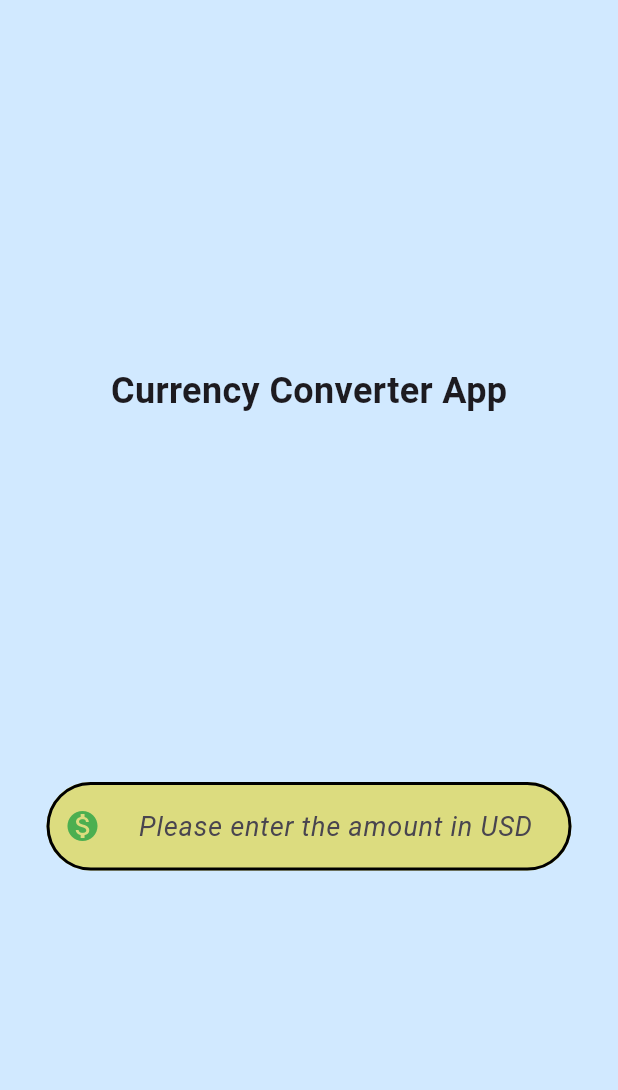
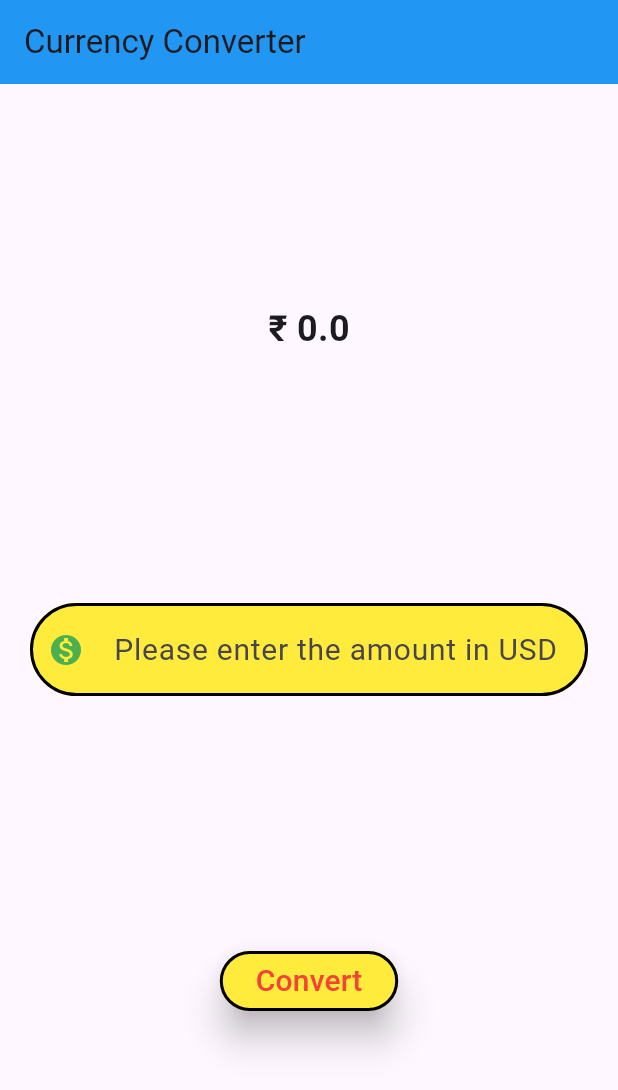
Before and after one commit to ParanoidAF01/currency_converter, a Flutter app: the screen it shows after launch, on a phone screen of 412 x 824 dp. Shown: the top 1090 px of the screen. Run offline on Flutter 3.47's test engine with Material 3 defaults, Android fonts, the phone set to English and light mode, and no system bars.

Commit message:
Final commit of the currency converter app to repo

```diff
--- a/lib/CCmaterial.dart
+++ /dev/null
@@ -1,59 +0,0 @@
-import 'dart:ui';
-
-import 'package:flutter/material.dart';
-
-class CCmaterial extends StatelessWidget {
-  const CCmaterial({super.key});
-
-  @override
-  Widget build(BuildContext context) {
-    //border of textfield
-    final border = OutlineInputBorder(
-      borderRadius: BorderRadius.circular(60),
-      borderSide: const BorderSide(
-        width: 2,
-      ),
-    );
-
-    return Scaffold(
-        backgroundColor: const Color.fromRGBO(209, 233, 255, 1),
-        body: Center(
-          child: SizedBox(
-            width: 350,
-            child: Column(
-              mainAxisAlignment: MainAxisAlignment.spaceEvenly,
-              children: [
-                const Text(
-                  'Currency Converter App',
-                  style: TextStyle(
-                    fontSize: 24,
-                    fontWeight: FontWeight.bold,
-                    // fontStyle: FontStyle.italic,
-                    // backgroundColor: Color.fromRGBO(255, 252, 127, 1),
-                    // color: Color.fromRGBO(255, 0, 0, 1),
-                  ),
-                ),
-                TextField(
-                  style: const TextStyle(fontSize: 18),
-                  textAlign: TextAlign.center,
-                  cursorColor: Colors.red,
-                  decoration: InputDecoration(
-                    hintText: 'Please enter the amount in USD',
-                    hintStyle: const TextStyle(fontStyle: FontStyle.italic),
-                    prefixIcon: const Icon(Icons.monetization_on),
-                    prefixIconColor: Colors.green,
-                    filled: true,
-                    fillColor: const Color.fromARGB(128, 230, 207, 0),
-                    focusedBorder: border,
-                    enabledBorder: border,
-                  ),
-                keyboardType: const TextInputType.numberWithOptions(
-                  decimal: true,
-                ),
-                ),
-              ],
-            ),
-          ),
-        ));
-  }
-}
--- /dev/null
+++ b/lib/cc_material.dart
@@ -0,0 +1,26 @@
+
+//import 'package:currency_converter/app_bar.dart';
+import 'package:flutter/material.dart';
+import 'package:currency_converter/demo_coloumn.dart';
+
+class CCmaterial extends StatelessWidget {
+   const CCmaterial({super.key});
+
+
+
+  @override
+  Widget build(BuildContext context) {
+    //border of textfield
+
+
+    return Scaffold(
+        //backgroundColor:const Color.fromRGBO(209, 233, 255, 1),
+        appBar: AppBar(
+          backgroundColor: Colors.blue,
+          title: const Text("Currency Converter"),
+        ),
+        body: const Center(
+          child: DemoColoumn()
+        ));
+  }
+}
--- /dev/null
+++ b/lib/demo_coloumn.dart
@@ -0,0 +1,97 @@
+import 'package:flutter/material.dart';
+
+class DemoColoumn extends StatefulWidget {
+  const DemoColoumn({super.key});
+
+@override
+State<DemoColoumn> createState() { return  _DemoColoumn();}
+}
+
+class _DemoColoumn extends State<DemoColoumn> {
+double result=0;
+final TextEditingController textEditingController = TextEditingController();
+@override
+  Widget build(BuildContext context){
+
+
+final border = OutlineInputBorder(
+      borderRadius: BorderRadius.circular(60),
+      borderSide: const BorderSide(
+        width: 2,
+      ),
+    );
+  return SizedBox(
+            child: Column(
+              mainAxisAlignment: MainAxisAlignment.spaceEvenly,
+              children: [
+                Text(
+                  '₹ $result',
+                  style: const TextStyle(
+                    fontSize: 24,
+                    fontWeight: FontWeight.bold,
+                    // fontStyle: FontStyle.italic,
+                    // backgroundColor: Color.fromRGBO(255, 252, 127, 1),
+                    // color: Color.fromRGBO(255, 0, 0, 1),
+                  ),
+                ),
+                Padding(
+                  padding: const EdgeInsets.all(20.0),
+                  child: TextField(
+                    controller: textEditingController,
+                    style: const TextStyle(
+                      fontSize: 20,
+                      color: Colors.green,
+                      fontWeight: FontWeight.bold,
+                    ),
+                    textAlign: TextAlign.center,
+                    cursorColor: Colors.red,
+                    decoration: InputDecoration(
+                      hintText: 'Please enter the amount in USD',
+                      hintStyle: const TextStyle(
+                      fontWeight: FontWeight.w400),
+
+                      prefixIcon: const Icon(Icons.monetization_on),
+                      prefixIconColor: Colors.green,
+                      filled: true,
+                      fillColor: const Color.fromRGBO(255, 235, 59, 1),
+                      focusedBorder: border,
+                      enabledBorder: border,
+                    ),
+                    keyboardType: const TextInputType.numberWithOptions(
+                      decimal: true,
+                    ),
+                  ),
+                ),
+                ElevatedButton(
+                  onPressed: (
+                  ) {
+
+                    setState(() {
+                      result=double.parse(textEditingController.text)*83;
+                    });
+                  },
+                  style: const ButtonStyle(
+                    //overlayColor: WidgetStatePropertyAll(Color.fromRGBO(0, 251, 255, 0.642)),
+                    elevation: WidgetStatePropertyAll(10),
+                    backgroundColor:
+                        WidgetStatePropertyAll(Color.fromRGBO(255, 235, 59, 1)),
+                    side: WidgetStatePropertyAll(
+                      BorderSide(
+                        color: Colors.black,
+                        width: 2
+                      ),
+                    ),
+                  ),
+                  child: const Text(
+                    "Convert",
+                    style: TextStyle(
+                      color: Colors.red,
+                      fontSize: 20
+                    ),
+                  ),
+                ),
+              ],
+            ),
+          );
+  }
+  }
--- a/lib/main.dart
+++ b/lib/main.dart
@@ -1,4 +1,4 @@
-import 'package:currency_converter/CCmaterial.dart';
+import 'package:currency_converter/cc_material.dart';
 import 'package:flutter/material.dart';
 
 void main() {
@@ -10,7 +10,7 @@ class HomeBody extends StatelessWidget {
 
   @override
   Widget build(BuildContext context) {
-    return MaterialApp(
+    return const MaterialApp(
       home: CCmaterial()
     );
   }
```
Also changed, not shown: 60 other files.
